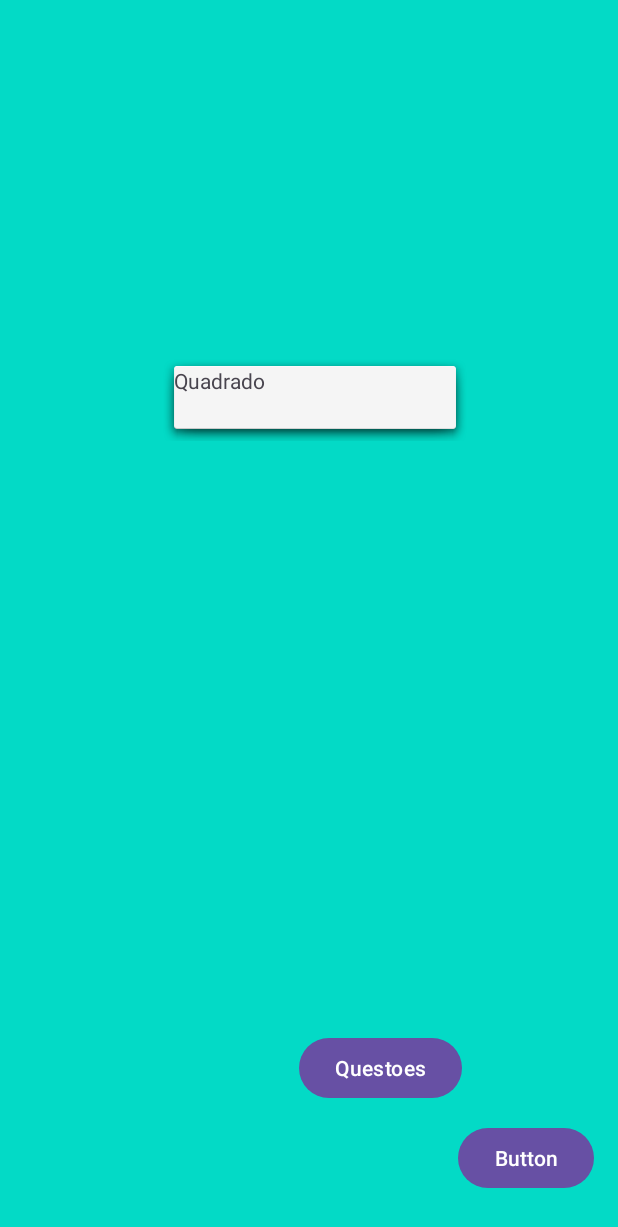
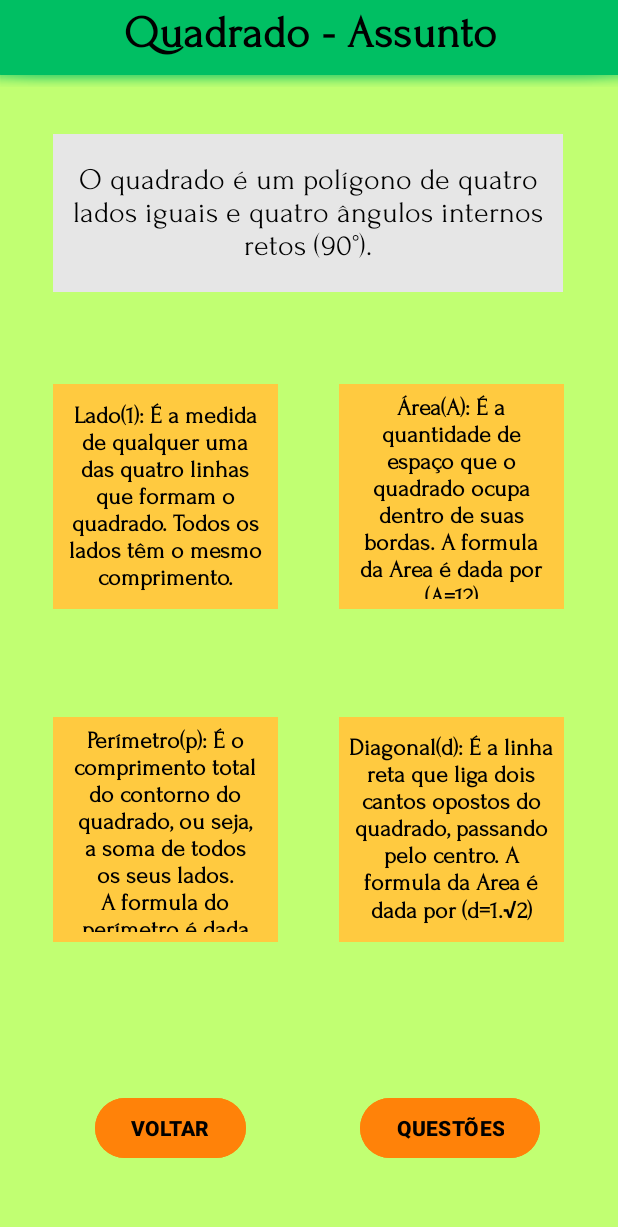
Before and after one commit to StarCoder995/ProjetoIIntegrador, an Android app: the TelaQuadrado screen opened directly, with no data from a screen before it, on a phone screen of 412 x 824 dp. Shown: the top 1227 px of the screen. Run offline under Robolectric (Android 15) with nearby library versions, the phone set to English and light mode, and no system bars.

Commit message:
Terceira Tela (activity_tela_quadrado.xml)

```diff
--- a/app/src/main/res/layout/activity_tela_quadrado.xml
+++ b/app/src/main/res/layout/activity_tela_quadrado.xml
@@ -6,27 +6,40 @@
     android:layout_width="match_parent"
     android:layout_height="match_parent"
     android:background="@drawable/ic_launcher_background"
-    android:backgroundTint="@color/design_default_color_secondary"
+    android:backgroundTint="#c1ff72"
     tools:context=".TelaQuadrado">
 
     <TextView
         android:id="@+id/textView"
-        android:layout_width="204dp"
-        android:layout_height="58dp"
-        android:layout_marginTop="236dp"
-        android:layout_marginEnd="100dp"
+        android:layout_width="432dp"
+        android:layout_height="71dp"
         android:background="@android:drawable/dialog_holo_light_frame"
-        android:text="Quadrado"
+        android:backgroundTint="#00bf63"
+        android:fontFamily="@font/forum"
+        android:gravity="center"
+        android:paddingHorizontal="100px"
+        android:text="Quadrado - Assunto"
+        android:textColor="#000000"
+        android:textSize="30sp"
+        android:textStyle="bold"
+        android:translationY="-20px"
+        app:layout_constraintBottom_toBottomOf="parent"
         app:layout_constraintEnd_toEndOf="parent"
-        app:layout_constraintTop_toTopOf="parent" />
+        app:layout_constraintHorizontal_bias="0.523"
+        app:layout_constraintStart_toStartOf="parent"
+        app:layout_constraintTop_toTopOf="parent"
+        app:layout_constraintVertical_bias="0.0" />
 
     <Button
         android:id="@+id/trocaassuntos"
         android:layout_width="wrap_content"
         android:layout_height="wrap_content"
-        android:layout_marginEnd="16dp"
-        android:layout_marginBottom="28dp"
-        android:text="Button"
+        android:layout_marginEnd="248dp"
+        android:layout_marginBottom="48dp"
+        android:backgroundTint="#ff8209"
+        android:text="VOLTAR"
+        android:textColor="#000000"
+        android:textStyle="bold"
         app:layout_constraintBottom_toBottomOf="parent"
         app:layout_constraintEnd_toEndOf="parent" />
 
@@ -34,9 +47,106 @@
         android:id="@+id/trocaQuestao"
         android:layout_width="wrap_content"
         android:layout_height="wrap_content"
-        android:layout_marginEnd="104dp"
-        android:layout_marginBottom="88dp"
-        android:text="Questoes"
+        android:layout_marginEnd="52dp"
+        android:layout_marginBottom="48dp"
+        android:backgroundTint="#ff8209"
+        android:text="QUESTÕES"
+        android:textColor="#000000"
+        android:textStyle="bold"
         app:layout_constraintBottom_toBottomOf="parent"
         app:layout_constraintEnd_toEndOf="parent" />
+
+    <TextView
+        android:id="@+id/textView2"
+        android:layout_width="340dp"
+        android:layout_height="105dp"
+        android:background="#e6e6e6"
+        android:fontFamily="@font/forum"
+        android:gravity="center"
+        android:text="O quadrado é um polígono de quatro lados iguais e quatro ângulos internos retos (90°)."
+        android:textColor="#000000"
+        android:textSize="20sp"
+        app:layout_constraintBottom_toBottomOf="parent"
+        app:layout_constraintEnd_toEndOf="parent"
+        app:layout_constraintHorizontal_bias="0.492"
+        app:layout_constraintStart_toStartOf="parent"
+        app:layout_constraintTop_toTopOf="parent"
+        app:layout_constraintVertical_bias="0.124" />
+
+    <TextView
+        android:id="@+id/textView7"
+        android:layout_width="150dp"
+        android:layout_height="150dp"
+        android:background="#ffca40"
+        android:fontFamily="@font/forum"
+        android:gravity="center"
+        android:padding="10px"
+        android:text="Lado(1): É a medida de qualquer uma das quatro linhas que formam o quadrado. Todos os lados têm o mesmo comprimento."
+        android:textColor="#000000"
+        android:textSize="16sp"
+        android:textStyle="bold"
+        app:layout_constraintBottom_toBottomOf="parent"
+        app:layout_constraintEnd_toEndOf="parent"
+        app:layout_constraintHorizontal_bias="0.134"
+        app:layout_constraintStart_toStartOf="parent"
+        app:layout_constraintTop_toTopOf="parent"
+        app:layout_constraintVertical_bias="0.38" />
+
+    <TextView
+        android:id="@+id/textView8"
+        android:layout_width="150dp"
+        android:layout_height="150dp"
+        android:background="#ffca40"
+        android:fontFamily="@font/forum"
+        android:gravity="center"
+        android:padding="10px"
+        android:text="Área(A): É a quantidade de espaço que o quadrado ocupa dentro de suas bordas. A formula da Area é dada por (A=12)"
+        android:textColor="#000000"
+        android:textSize="16sp"
+        android:textStyle="bold"
+        app:layout_constraintBottom_toBottomOf="parent"
+        app:layout_constraintEnd_toEndOf="parent"
+        app:layout_constraintHorizontal_bias="0.862"
+        app:layout_constraintStart_toStartOf="parent"
+        app:layout_constraintTop_toTopOf="parent"
+        app:layout_constraintVertical_bias="0.38" />
+
+    <TextView
+        android:id="@+id/textView9"
+        android:layout_width="150dp"
+        android:layout_height="150dp"
+        android:background="#ffca40"
+        android:fontFamily="@font/forum"
+        android:gravity="center"
+        android:padding="10px"
+        android:text="Perímetro(p): É o comprimento total do contorno do quadrado, ou seja, a soma de todos os seus lados. A formula do perímetro é dada por (P=4•1)"
+        android:textColor="#000000"
+        android:textSize="16sp"
+        android:textStyle="bold"
+        app:layout_constraintBottom_toBottomOf="parent"
+        app:layout_constraintEnd_toEndOf="parent"
+        app:layout_constraintHorizontal_bias="0.134"
+        app:layout_constraintStart_toStartOf="parent"
+        app:layout_constraintTop_toTopOf="parent"
+        app:layout_constraintVertical_bias="0.709" />
+
+    <TextView
+        android:id="@+id/textView10"
+        android:layout_width="150dp"
+        android:layout_height="150dp"
+        android:background="#ffca40"
+        android:fontFamily="@font/forum"
+        android:gravity="center"
+        android:padding="10px"
+        android:text="Diagonal(d): É a linha reta que liga dois cantos opostos do quadrado, passando pelo centro. A formula da Area é dada por (d=1.√2)"
+        android:textColor="#000000"
+        android:textSize="16sp"
+        android:textStyle="bold"
+        app:layout_constraintBottom_toBottomOf="parent"
+        app:layout_constraintEnd_toEndOf="parent"
+        app:layout_constraintHorizontal_bias="0.862"
+        app:layout_constraintStart_toStartOf="parent"
+        app:layout_constraintTop_toTopOf="parent"
+        app:layout_constraintVertical_bias="0.709" />
+
 </androidx.constraintlayout.widget.ConstraintLayout>
--- a/gradle/libs.versions.toml
+++ b/gradle/libs.versions.toml
@@ -1,5 +1,5 @@
 [versions]
-agp = "8.5.1"
+agp = "8.8.0"
 junit = "4.13.2"
 junitVersion = "1.2.1"
 espressoCore = "3.6.1"
```
Also changed, not shown: app/src/main/res/font/forum.ttf (added), gradle/wrapper/gradle-wrapper.properties.
